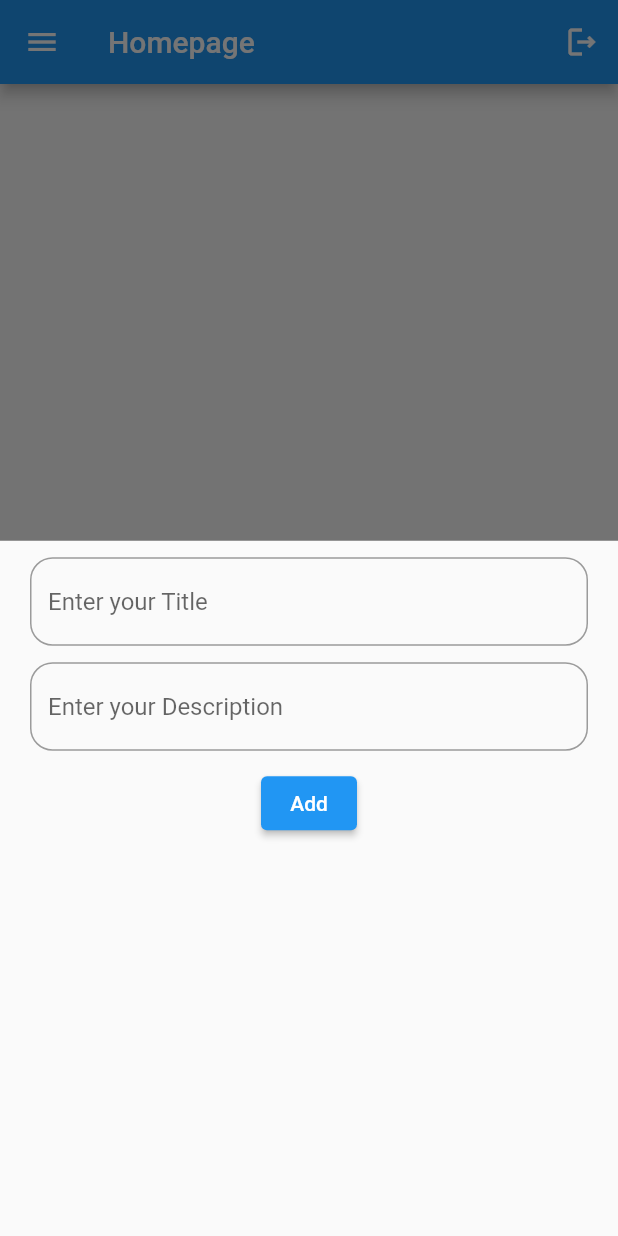
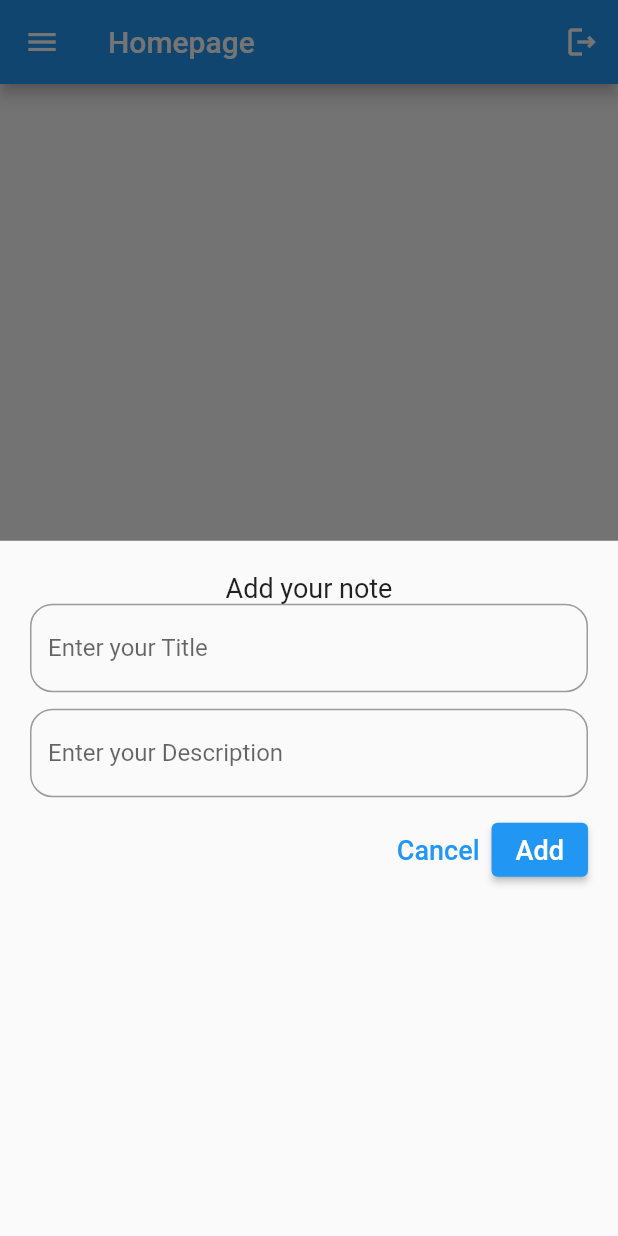
Before and after one commit to AbrarSumra/wscube_data_base, a Flutter app: the HomeScreen screen opened directly, after a tap on the "add" icon, on a phone screen of 412 x 824 dp. Run offline on Flutter 3.47's test engine with Material 2 defaults, Android fonts, the phone set to English and light mode, and no system bars; our stand-ins replace shared_preferences, sqflite; accounts and stored records are empty.

Commit message:
noteModel Added

```diff
--- a/lib/AppData/app_data.dart
+++ b/lib/AppData/app_data.dart
@@ -1,12 +1,21 @@
 import 'package:path/path.dart';
 import 'package:path_provider/path_provider.dart';
 import 'package:sqflite/sqflite.dart';
+import 'package:wscube_data_base/model/note_model.dart';
 
 class AppDataBase {
   //private constructor (Singleton)
   AppDataBase._();
 
   static final AppDataBase instance = AppDataBase._();
+
+  ///table
+  static const String NOTE_TABLE = "notes";
+
+  ///column
+  static const String COLUMN_NOTE_ID = "noteId";
+  static const String COLUMN_NOTE_TITLE = "title";
+  static const String COLUMN_NOTE_DESC = "desc";
 
   Database? myDB;
 
@@ -19,7 +28,7 @@ class AppDataBase {
       //create all your tables here
 
       db.execute(
-          "create table notes ( noteId integer primary key autoincrement, title text, desc text )");
+          "create table $NOTE_TABLE ( $COLUMN_NOTE_ID integer primary key autoincrement, $COLUMN_NOTE_TITLE text, $COLUMN_NOTE_DESC text )");
     });
   }
 
@@ -32,16 +41,23 @@ class AppDataBase {
     }
   }
 
-  void addNote(String mTitle, String mDesc) async {
+  void addNote(NoteModel newNote) async {
     var db = await getDB();
 
-    db.insert("notes", {"title": mTitle, "desc": mDesc});
+    db.insert(NOTE_TABLE, newNote.toMap());
   }
 
-  Future<List<Map<String, dynamic>>> fetchNotes() async {
+  Future<List<NoteModel>> fetchNotes() async {
     var db = await getDB();
-    var data = await db.query("notes");
+    List<NoteModel> arrNotes = [];
 
-    return data;
+    var data = await db.query(NOTE_TABLE);
+
+    for (Map<String, dynamic> eachNote in data) {
+      var noteModel = NoteModel.fromMap(eachNote);
+      arrNotes.add(noteModel);
+    }
+
+    return arrNotes;
   }
 }
--- a/lib/Screens/homescreen.dart
+++ b/lib/Screens/home_screen.dart
@@ -2,9 +2,10 @@
 
 import 'package:flutter/material.dart';
 import 'package:shared_preferences/shared_preferences.dart';
+import 'package:wscube_data_base/model/note_model.dart';
 
 import '../AppData/app_data.dart';
-import 'loginscreen.dart';
+import 'login_screen.dart';
 
 class HomeScreen extends StatefulWidget {
   const HomeScreen({
@@ -18,7 +19,7 @@ class HomeScreen extends StatefulWidget {
 class _HomeScreenState extends State<HomeScreen> {
   String name = "";
   late AppDataBase appData;
-  List<Map<String, dynamic>> data = [];
+  List<NoteModel> data = [];
 
   TextEditingController titleController = TextEditingController();
   TextEditingController descController = TextEditingController();
@@ -65,9 +66,32 @@ class _HomeScreenState extends State<HomeScreen> {
       body: ListView.builder(
         itemCount: data.length,
         itemBuilder: (_, index) {
+          var notes = data[index];
           return ListTile(
-            title: Text(data[index]["title"]),
-            subtitle: Text(data[index]["desc"]),
+            title: Text(notes.note_title),
+            subtitle: Text(notes.note_desc),
+            trailing: SizedBox(
+              width: 100,
+              child: Row(
+                mainAxisAlignment: MainAxisAlignment.end,
+                children: [
+                  IconButton(
+                    onPressed: () {},
+                    icon: const Icon(
+                      Icons.edit,
+                      color: Colors.blue,
+                    ),
+                  ),
+                  IconButton(
+                    onPressed: () {},
+                    icon: const Icon(
+                      Icons.delete_forever,
+                      color: Colors.red,
+                    ),
+                  ),
+                ],
+              ),
+            ),
           );
         },
       ),
@@ -94,13 +118,18 @@ class _HomeScreenState extends State<HomeScreen> {
                 padding: const EdgeInsets.symmetric(horizontal: 20),
                 child: Column(
                   children: [
-                    const SizedBox(height: 11),
+                    const SizedBox(height: 21),
+                    const Text(
+                      "Add your note",
+                      style: TextStyle(fontSize: 18),
+                    ),
                     TextFormField(
                       controller: titleController,
                       decoration: InputDecoration(
-                        hintText: "Enter your Title",
+                        label: const Text("Enter your Title"),
                         border: OutlineInputBorder(
                           borderRadius: BorderRadius.circular(15),
+                          borderSide: const BorderSide(color: Colors.blue),
                         ),
                       ),
                     ),
@@ -108,23 +137,49 @@ class _HomeScreenState extends State<HomeScreen> {
                     TextFormField(
                       controller: descController,
                       decoration: InputDecoration(
-                        hintText: "Enter your Description",
+                        label: const Text("Enter your Description"),
                         border: OutlineInputBorder(
                           borderRadius: BorderRadius.circular(15),
+                          borderSide: const BorderSide(color: Colors.blue),
                         ),
                       ),
                     ),
                     const SizedBox(height: 11),
+                    Row(
+                      mainAxisAlignment: MainAxisAlignment.end,
+                      children: [
+                        TextButton(
+                          onPressed: () {
+                            Navigator.of(context).pop();
+                          },
+                          child: const Text(
+                            "Cancel",
+                            style: TextStyle(fontSize: 18),
+                          ),
+                        ),
                         ElevatedButton(
                           onPressed: () {
+                            var title = titleController.text.toString();
+                            var desc = descController.text.toString();
+
                             appData.addNote(
-                          titleController.text.toString(),
-                          descController.text.toString(),
+                              NoteModel(
+                                notex_id: 0,
+                                note_title: title,
+                                note_desc: desc,
+                              ),
                             );
+                            titleController.clear();
+                            descController.clear();
                             getAllNotes();
                             Navigator.of(context).pop();
                           },
-                      child: const Text("Add"),
+                          child: const Text(
+                            "Add",
+                            style: TextStyle(fontSize: 18),
+                          ),
+                        ),
+                      ],
                     ),
                   ],
                 ),
--- a/lib/Screens/loginscreen.dart
+++ b/lib/Screens/login_screen.dart
@@ -4,7 +4,7 @@ import 'package:flutter/material.dart';
 import 'package:shared_preferences/shared_preferences.dart';
 
 import '../widgets/custom_elevated_button.dart';
-import 'homescreen.dart';
+import 'home_screen.dart';
 
 class LoginScreen extends StatefulWidget {
   const LoginScreen({super.key});
--- /dev/null
+++ b/lib/model/note_model.dart
@@ -0,0 +1,30 @@
+import 'package:wscube_data_base/AppData/app_data.dart';
+
+class NoteModel {
+  NoteModel({
+    required this.notex_id,
+    required this.note_title,
+    required this.note_desc,
+  });
+
+  int notex_id;
+  String note_title;
+  String note_desc;
+
+  ///fromMap --> Model
+  factory NoteModel.fromMap(Map<String, dynamic> map) {
+    return NoteModel(
+      notex_id: map[AppDataBase.COLUMN_NOTE_ID],
+      note_title: map[AppDataBase.COLUMN_NOTE_TITLE],
+      note_desc: map[AppDataBase.COLUMN_NOTE_DESC],
+    );
+  }
+
+  ///Model --> toMap
+  Map<String, dynamic> toMap() {
+    return {
+      AppDataBase.COLUMN_NOTE_TITLE: note_title,
+      AppDataBase.COLUMN_NOTE_DESC: note_desc,
+    };
+  }
+}
```
Also changed, not shown: lib/Screens/splash_screen.dart (+3 -4 lines). Lines whose indentation alone changed are shown as unchanged.
